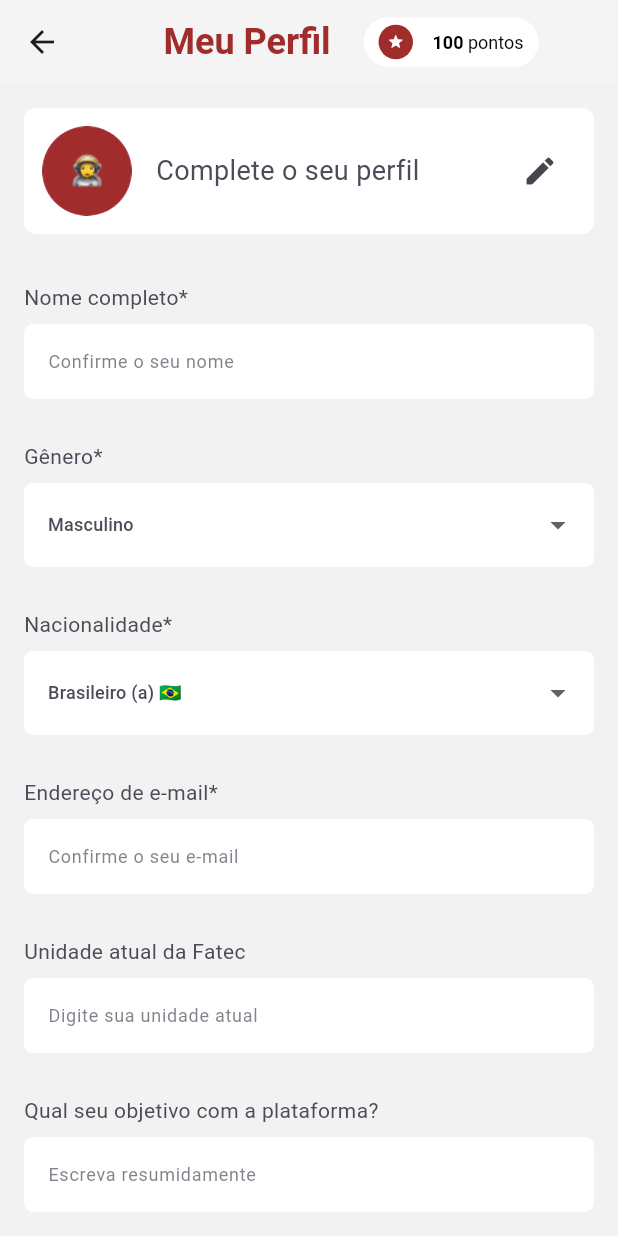
After one commit to GiovanaJensen/fatec-internship, a Flutter app: the ProfilePage screen opened by its route, on a phone screen of 412 x 824 dp. The commit adds this screen. Run offline on Flutter 3.47's test engine with Material 3 defaults, Android fonts, the phone set to English and light mode, and no system bars; our stand-ins replace firebase_auth, firebase_core, image_picker; accounts and stored records are empty; network calls fail.

Commit message:
add: pagina de perfil

```diff
--- /dev/null
+++ b/lib/components/my_dropdown_button.dart
@@ -0,0 +1,52 @@
+import 'package:flutter/material.dart';
+
+class MyDropdownButton extends StatelessWidget {
+  final String value;
+  final List<String> items;
+  final String hintText;
+  final ValueChanged<String?> onChanged;
+
+  const MyDropdownButton({
+    Key? key,
+    required this.value,
+    required this.items,
+    required this.hintText,
+    required this.onChanged,
+  }) : super(key: key);
+
+  @override
+  Widget build(BuildContext context) {
+    return Padding(
+      padding: const EdgeInsets.symmetric(vertical: 8.0),
+      child: DropdownButtonFormField<String>(
+        value: value,
+        decoration: InputDecoration(
+          enabledBorder: OutlineInputBorder(
+            borderRadius: BorderRadius.circular(6.0),
+            borderSide: BorderSide(color: Colors.transparent),
+          ),
+          focusedBorder: OutlineInputBorder(
+            borderRadius: BorderRadius.circular(6.0),
+            borderSide: BorderSide(color: Colors.transparent),
+          ),
+          fillColor: Colors.white,
+          filled: true,
+        ),
+        hint: Text(
+          hintText,
+          style: TextStyle(color: Color(0xB34E4B59), fontSize: 12),
+        ),
+        onChanged: onChanged,
+        items: items.map((String item) {
+          return DropdownMenuItem<String>(
+            value: item,
+            child: Text(
+              item,
+              style: const TextStyle(color: Color(0xFF4E4B59), fontSize: 12),
+            ),
+          );
+        }).toList(),
+      ),
+    );
+  }
+}
--- /dev/null
+++ b/lib/components/my_lightTextField.dart
@@ -0,0 +1,43 @@
+import 'package:flutter/material.dart';
+
+class MyLightTextField extends StatelessWidget {
+  final TextEditingController controller;
+  final String hintText;
+  final bool obscureText;
+  final int maxLines;
+
+  const MyLightTextField({
+    Key? key,
+    required this.controller,
+    required this.hintText,
+    required this.obscureText,
+    this.maxLines = 1, // Padrão para 1 linha, pode ser configurado
+  }) : super(key: key);
+
+  @override
+  Widget build(BuildContext context) {
+    return Padding(
+      padding: const EdgeInsets.symmetric(vertical: 8.0),
+      child: TextField(
+        controller: controller,
+        obscureText: obscureText,
+        maxLines: maxLines,
+        style: const TextStyle(color: Color(0xFF4E4B59), fontSize: 12),
+        decoration: InputDecoration(
+          enabledBorder: OutlineInputBorder(
+            borderRadius: BorderRadius.circular(6.0),
+            borderSide: const BorderSide(color: Colors.transparent),
+          ),
+          focusedBorder: OutlineInputBorder(
+            borderRadius: BorderRadius.circular(6.0),
+            borderSide: const BorderSide(color: Colors.transparent),
+          ),
+          fillColor: Colors.white,
+          filled: true,
+          hintText: hintText,
+          hintStyle: const TextStyle(color: Color(0xB34E4B59), fontSize: 12),
+        ),
+      ),
+    );
+  }
+}
--- /dev/null
+++ b/lib/components/profile_header.dart
@@ -0,0 +1,47 @@
+import 'dart:io';
+
+import 'package:flutter/material.dart';
+
+class ProfileHeader extends StatelessWidget {
+  final String profileImageUrl;
+  final String username;
+  final VoidCallback onEditProfile;
+
+  const ProfileHeader({
+    Key? key,
+    required this.profileImageUrl,
+    required this.username,
+    required this.onEditProfile,
+  }) : super(key: key);
+
+  @override
+  Widget build(BuildContext context) {
+    return Container(
+      padding: const EdgeInsets.all(12),
+      decoration: BoxDecoration(
+        color: Colors.white,
+        borderRadius: BorderRadius.circular(8),
+      ),
+      child: Row(
+        children: [
+          CircleAvatar(
+            radius: 30,
+            backgroundImage: profileImageUrl.isNotEmpty
+                ? FileImage(File(profileImageUrl))
+                : AssetImage('lib/images/default_avatar.png') as ImageProvider,
+          ),
+          const SizedBox(width: 16),
+          Text(
+            username,
+            style: const TextStyle(fontSize: 18, color: Color(0xFF4E4B59)),
+          ),
+          const Spacer(),
+          IconButton(
+            icon: const Icon(Icons.edit),
+            onPressed: onEditProfile,
+          ),
+        ],
+      ),
+    );
+  }
+}
--- a/lib/main.dart
+++ b/lib/main.dart
@@ -5,6 +5,7 @@ import 'package:fatec_internship/screens/home.dart';
 import 'package:fatec_internship/screens/login_page.dart';
 import 'package:fatec_internship/screens/news.dart';
 import 'package:fatec_internship/screens/onboarding.dart';
+import 'package:fatec_internship/screens/profile_page.dart';
 import 'package:fatec_internship/screens/register_page.dart';
 import 'package:fatec_internship/screens/vagas_page.dart';
 import 'package:fatec_internship/themes/my_theme.dart';
@@ -40,6 +41,7 @@ class MyApp extends StatelessWidget {
         '/dicas': (context) => const DicasPage(),
         '/esqueci-senha': (context) => EsqueciSenha(),
         '/news': (context) => const NewsPage(),
+        '/perfil': (context) => const ProfilePage()
       },
     );
   }
--- /dev/null
+++ b/lib/screens/profile_page.dart
@@ -0,0 +1,187 @@
+import 'package:fatec_internship/components/my_dropdown_button.dart';
+import 'package:fatec_internship/components/my_lightTextField.dart';
+import 'package:fatec_internship/components/profile_header.dart';
+import 'package:firebase_auth/firebase_auth.dart';
+import 'package:flutter/material.dart';
+import 'package:image_picker/image_picker.dart';
+import 'dart:io';
+import 'package:fatec_internship/components/Header.dart';
+import 'package:fatec_internship/themes/theme_colors.dart';
+
+class ProfilePage extends StatefulWidget {
+  const ProfilePage({Key? key}) : super(key: key);
+
+  @override
+  _ProfilePageState createState() => _ProfilePageState();
+}
+
+class _ProfilePageState extends State<ProfilePage> {
+  final TextEditingController nameController = TextEditingController();
+  final TextEditingController emailController = TextEditingController();
+  final TextEditingController unidadeController = TextEditingController();
+  final TextEditingController objetivoController = TextEditingController();
+  final TextEditingController sobreMimController = TextEditingController();
+
+  String selectedNationality = 'Brasileiro (a) 🇧🇷';
+  String selectedEnglishLevel = 'básico';
+  String selectedGender = 'Masculino';
+
+  File? _profileImage;
+
+  Future<void> _pickImage() async {
+    final pickedImage =
+        await ImagePicker().pickImage(source: ImageSource.gallery);
+    if (pickedImage != null) {
+      setState(() {
+        _profileImage = File(pickedImage.path);
+      });
+    }
+  }
+
+  void signUserOut() {
+    FirebaseAuth.instance.signOut();
+  }
+
+  void _saveProfile() {
+    final name = nameController.text;
+    final email = emailController.text;
+    final unidade = unidadeController.text;
+    final objetivo = objetivoController.text;
+    final sobreMim = sobreMimController.text;
+
+    // Aqui você pode implementar a lógica para salvar esses dados
+    // Por exemplo, salvar em um banco de dados local ou remoto
+
+    // Exibir uma mensagem de confirmação
+    ScaffoldMessenger.of(context).showSnackBar(
+      SnackBar(content: Text('Perfil salvo com sucesso!')),
+    );
+  }
+
+  @override
+  Widget build(BuildContext context) {
+    return Scaffold(
+      backgroundColor: const Color(0xFFF2F2F2),
+      appBar: AppBar(
+        title: const Header(title: "Meu Perfil"),
+        backgroundColor: ThemeColors.backgroundColor,
+        // actions: [
+        //   IconButton(
+        //     icon: const Icon(Icons.logout),
+        //     onPressed: signUserOut,
+        //   ),
+        // ],
+      ),
+      body: SingleChildScrollView(
+        padding: const EdgeInsets.all(16.0),
+        child: Column(
+          crossAxisAlignment: CrossAxisAlignment.start,
+          children: [
+            ProfileHeader(
+              profileImageUrl: _profileImage != null ? _profileImage!.path : '',
+              username: 'Complete o seu perfil',
+              onEditProfile: _pickImage,
+            ),
+            const SizedBox(height: 32),
+            _buildLabel('Nome completo*'),
+            MyLightTextField(
+                controller: nameController,
+                hintText: 'Confirme o seu nome',
+                obscureText: false,
+                maxLines: 1),
+            const SizedBox(height: 20),
+            _buildLabel('Gênero*'),
+            MyDropdownButton(
+              value: selectedGender,
+              items: ['Masculino', 'Feminino', 'Outro'],
+              hintText: 'Selecione o gênero',
+              onChanged: (value) {
+                setState(() {
+                  selectedGender = value!;
+                });
+              },
+            ),
+            const SizedBox(height: 20),
+            _buildLabel('Nacionalidade*'),
+            MyDropdownButton(
+              value: selectedNationality,
+              items: ['Brasileiro (a) 🇧🇷', 'Argentino (a) 🇦🇷'],
+              hintText: 'Selecione a nacionalidade',
+              onChanged: (value) {
+                setState(() {
+                  selectedNationality = value!;
+                });
+              },
+            ),
+            const SizedBox(height: 20),
+            _buildLabel('Endereço de e-mail*'),
+            MyLightTextField(
+                controller: emailController,
+                hintText: 'Confirme o seu e-mail',
+                obscureText: false,
+                maxLines: 1),
+            const SizedBox(height: 20),
+            _buildLabel('Unidade atual da Fatec'),
+            MyLightTextField(
+                controller: unidadeController,
+                hintText: 'Digite sua unidade atual',
+                obscureText: false,
+                maxLines: 1),
+            const SizedBox(height: 20),
+            _buildLabel('Qual seu objetivo com a plataforma?'),
+            MyLightTextField(
+                controller: objetivoController,
+                hintText: 'Escreva resumidamente',
+                obscureText: false,
+                maxLines: 1),
+            const SizedBox(height: 20),
+            _buildLabel('Qual seu nível de inglês atual?*'),
+            MyDropdownButton(
+              value: selectedEnglishLevel,
+              items: ['básico', 'intermediário', 'avançado'],
+              hintText: 'Selecione uma opção',
+              onChanged: (value) {
+                setState(() {
+                  selectedEnglishLevel = value!;
+                });
+              },
+            ),
+            const SizedBox(height: 20),
+            _buildLabel('Sobre Mim'),
+            MyLightTextField(
+              controller: sobreMimController,
+              hintText: 'Um resumo sobre você...',
+              obscureText: false,
+              maxLines: 5,
+            ),
+            const SizedBox(height: 20),
+            Center(
+              child: ElevatedButton(
+                onPressed: _saveProfile,
+                child: const Text(
+                  'Salvar Informações',
+                  style: TextStyle(color: Colors.white),
+                ),
+                style: ElevatedButton.styleFrom(
+                  backgroundColor: ThemeColors.primaryColor,
+                  padding:
+                      const EdgeInsets.symmetric(horizontal: 48, vertical: 16),
+                ),
+              ),
+            ),
+          ],
+        ),
+      ),
+    );
+  }
+
+  Widget _buildLabel(String text) {
+    return Text(
+      text,
+      style: const TextStyle(
+        color: Color(0xFF4E4B59),
+        fontSize: 14,
+      ),
+    );
+  }
+}
--- a/pubspec.yaml
+++ b/pubspec.yaml
@@ -37,6 +37,7 @@ dependencies:
   cupertino_icons: ^1.0.2
   firebase_core: ^2.27.0
   firebase_auth: ^4.17.8
+  image_picker: ^1.0.8
 
 dev_dependencies:
   flutter_test:
```
Also changed, not shown: lib/images/default_avatar.png (added), pubspec.lock, 5 other files.
